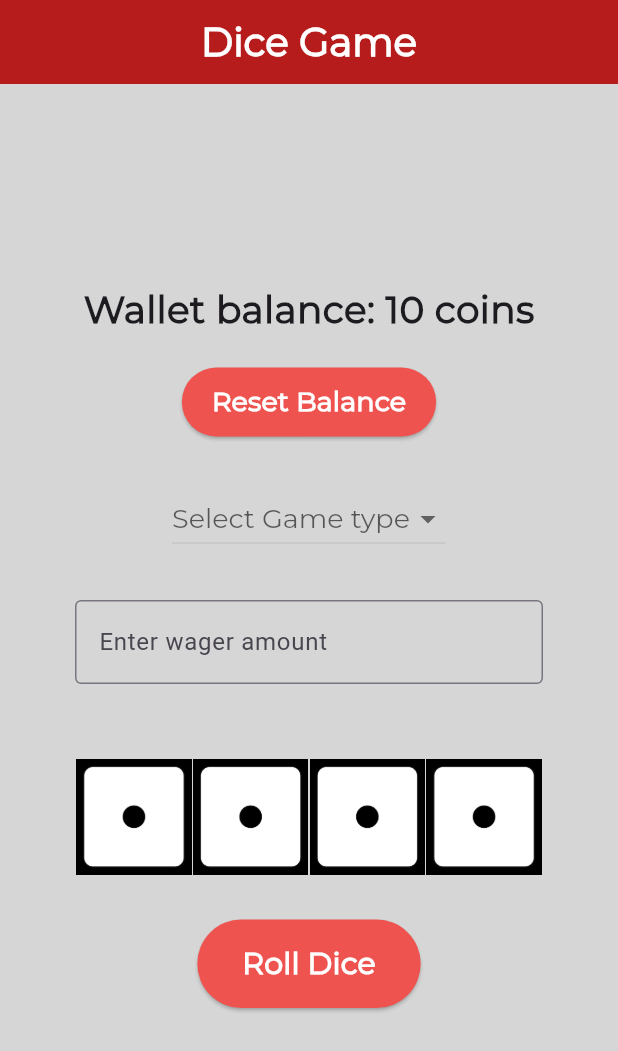
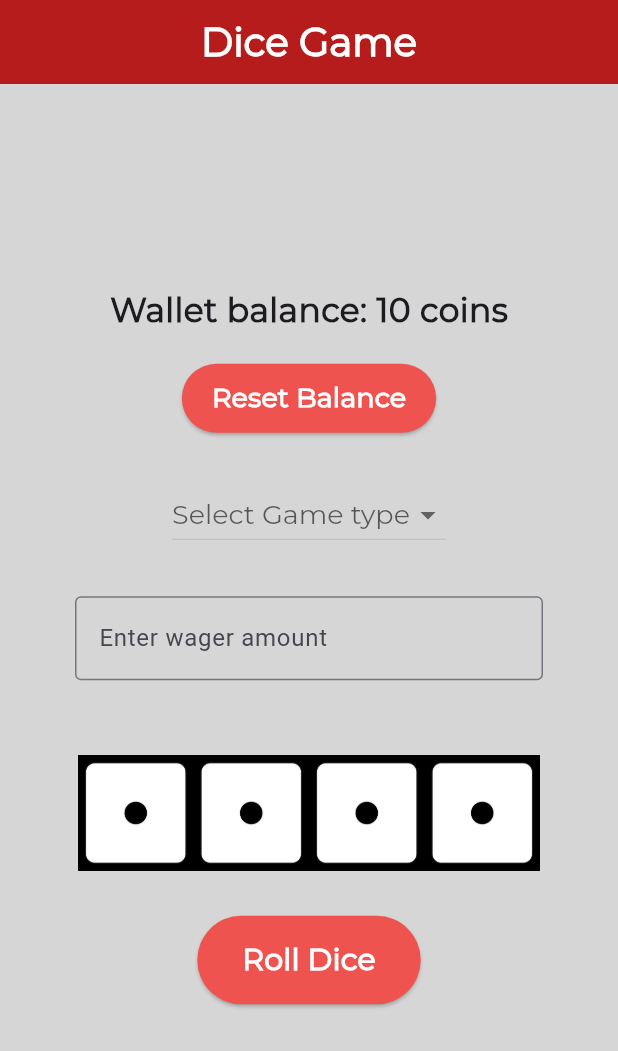
Before and after one commit to aryanbaid/module2, a Flutter app: the screen it shows after launch, on a phone screen of 412 x 824 dp. Shown: the top 1051 px of the screen. Run offline on Flutter 3.47's test engine with Material 3 defaults, Android fonts, the phone set to English and light mode, and no system bars.

Commit message:
initial commit

```diff
--- a/lib/main.dart
+++ b/lib/main.dart
@@ -158,7 +158,7 @@ class _DiceGameState extends State<DiceGame>
                 'Wallet balance: $balance coins',
                 style: TextStyle(
                   fontFamily: 'Montserrat',
-                  fontSize: 25.0,
+                  fontSize: 22.0,
                   fontWeight: FontWeight.bold,
                 ),
               ),
@@ -212,7 +212,7 @@ class _DiceGameState extends State<DiceGame>
               ),
               SizedBox(height: 50.0),
               Row(
-                mainAxisAlignment: MainAxisAlignment.spaceEvenly,
+                mainAxisAlignment: MainAxisAlignment.center,
                 children: dicenumber.map((diceNumber) {
                   return AnimatedBuilder(
                     animation: _animation,
```
